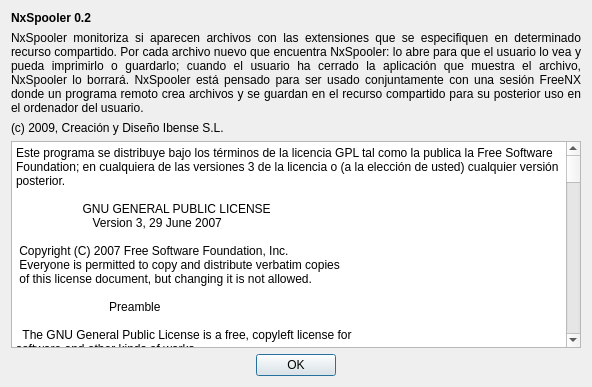
Before: the Qt Designer form trunk/aboutDialog.ui in BackupTheBerlios/nxspooler-svn, drawn with Qt 5.
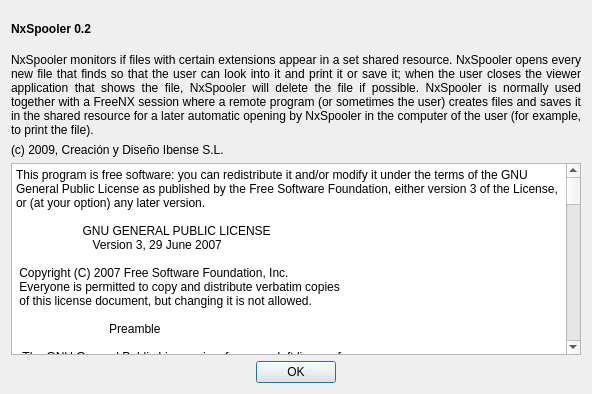
After: the same form once the commit is applied. Icons and pictures are not drawn.

Commit message: Many strings that the user sees have been translated.

Patch:
```diff
--- a/trunk/aboutDialog.ui
+++ b/trunk/aboutDialog.ui
@@ -10,7 +10,7 @@
     <x>0</x>
     <y>0</y>
     <width>588</width>
-    <height>387</height>
+    <height>394</height>
    </rect>
   </property>
   <property name="sizePolicy">
@@ -40,7 +40,7 @@
      </property>
     </widget>
    </item>
-   <item row="2" column="0">
+   <item row="2" column="0" rowspan="2">
     <widget class="QLabel" name="m_description">
      <property name="sizePolicy">
       <sizepolicy hsizetype="Preferred" vsizetype="Fixed">
@@ -49,7 +49,7 @@
       </sizepolicy>
      </property>
      <property name="text">
-      <string>NxSpooler monitoriza si aparecen archivos con las extensiones que se especifiquen en determinado recurso compartido. Por cada archivo nuevo que encuentra NxSpooler: lo abre para que el usuario lo vea y pueda imprimirlo o guardarlo; cuando el usuario ha cerrado la aplicación que muestra el archivo, NxSpooler lo borrará. NxSpooler está pensado para ser usado conjuntamente con una sesión FreeNX donde un programa remoto crea archivos y se guardan en el recurso compartido para su posterior uso en el ordenador del usuario.</string>
+      <string>NxSpooler monitors if files with certain extensions appear in a set shared resource. NxSpooler opens every new file that finds so that the user can look into it and print it or save it; when the user closes the viewer application that shows the file, NxSpooler will delete the file if possible. NxSpooler is normally used together with a FreeNX session where a remote program (or sometimes the user) creates files and saves it in the shared resource for a later automatic opening by NxSpooler in the computer of the user (for example, to print the file).</string>
      </property>
      <property name="alignment">
       <set>Qt::AlignJustify|Qt::AlignVCenter</set>
@@ -59,20 +59,7 @@
      </property>
     </widget>
    </item>
-   <item row="3" column="0">
-    <widget class="QLabel" name="m_copyright">
-     <property name="sizePolicy">
-      <sizepolicy hsizetype="Preferred" vsizetype="Fixed">
-       <horstretch>0</horstretch>
-       <verstretch>0</verstretch>
-      </sizepolicy>
-     </property>
-     <property name="text">
-      <string>(c) 2009, Creación y Diseño Ibense S.L.</string>
-     </property>
-    </widget>
-   </item>
-   <item row="6" column="0">
+   <item row="9" column="0">
     <widget class="QDialogButtonBox" name="m_buttonBox">
      <property name="orientation">
       <enum>Qt::Horizontal</enum>
@@ -85,7 +72,7 @@
      </property>
     </widget>
    </item>
-   <item row="4" column="0">
+   <item row="6" column="0" rowspan="2">
     <widget class="QPlainTextEdit" name="m_license">
      <property name="sizePolicy">
       <sizepolicy hsizetype="MinimumExpanding" vsizetype="Expanding">
@@ -109,7 +96,7 @@
       <bool>true</bool>
      </property>
      <property name="plainText">
-      <string notr="true">Este programa se distribuye bajo los términos de la licencia GPL tal como la publica la Free Software Foundation; en cualquiera de las versiones 3 de la licencia o (a la elección de usted) cualquier versión posterior.
+      <string>This program is free software: you can redistribute it and/or modify it under the terms of the GNU General Public License as published by the Free Software Foundation, either version 3 of the License, or (at your option) any later version.
 
                     GNU GENERAL PUBLIC LICENSE
                        Version 3, 29 June 2007
@@ -789,6 +776,19 @@
      </property>
     </widget>
    </item>
+   <item row="4" column="0">
+    <widget class="QLabel" name="m_copyright">
+     <property name="sizePolicy">
+      <sizepolicy hsizetype="Preferred" vsizetype="Fixed">
+       <horstretch>0</horstretch>
+       <verstretch>0</verstretch>
+      </sizepolicy>
+     </property>
+     <property name="text">
+      <string notr="true">(c) 2009, Creación y Diseño Ibense S.L.</string>
+     </property>
+    </widget>
+   </item>
   </layout>
  </widget>
  <resources>
```
Left out of the diff: 4 changed lines with no effect on the pictures. The commit also changes 23 other files.
